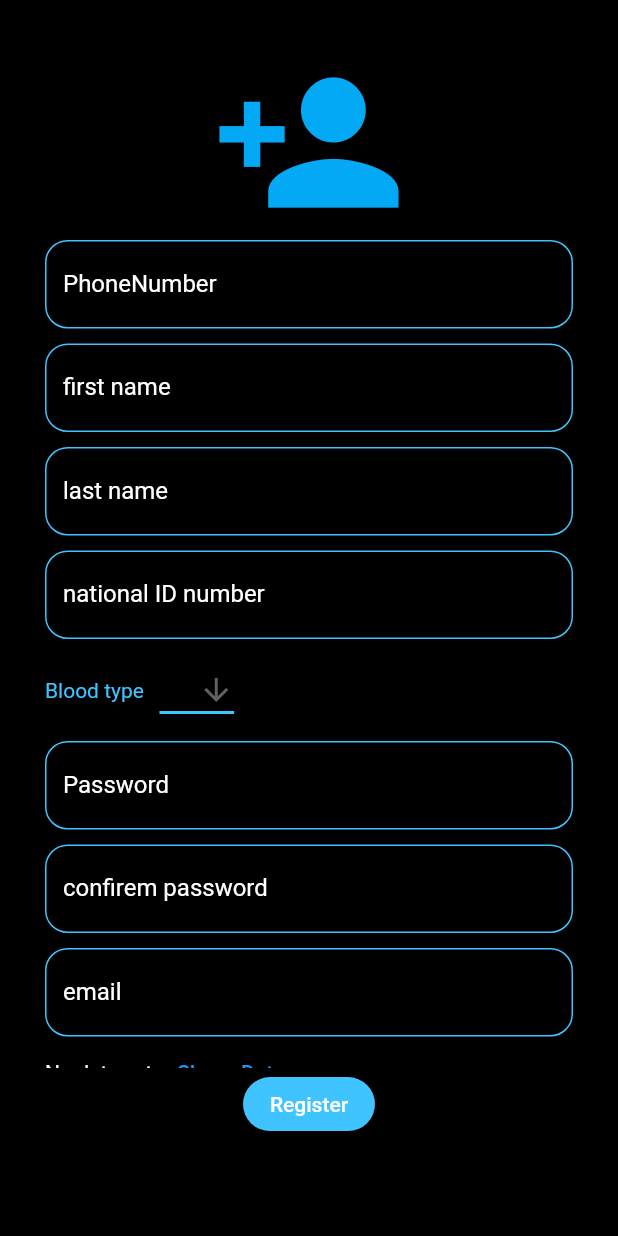
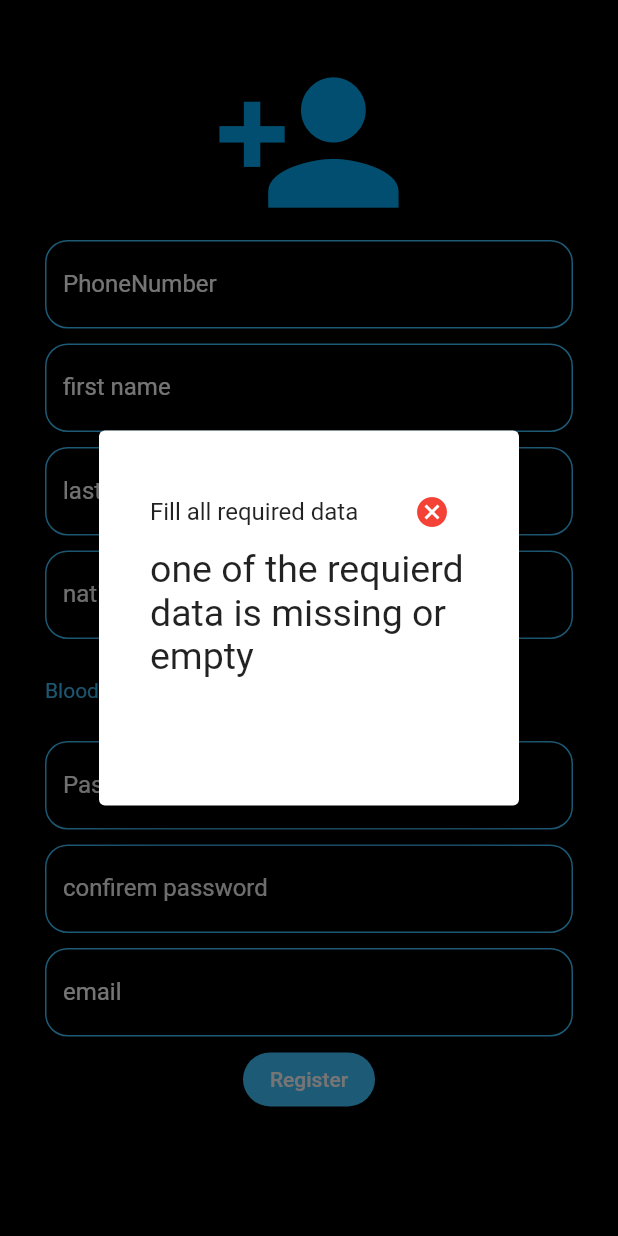
Before and after one commit to Abdalslam0aj/E-Emergency, a Flutter app: the Register screen opened by its route, after a tap on "Register", on a phone screen of 412 x 824 dp. Run offline on Flutter 3.47's test engine with Material 2 defaults, Android fonts, the phone set to English and light mode, and no system bars; our stand-ins replace dio, firebase_auth, firebase_core, firebase_messaging, google_maps_flutter, location and 1 more; missing offline and left inert: flutter_polyline_points, geocoder; accounts and stored records are empty.

Commit message:
survay finished

```diff
--- a/lib/data/webservice/EEWebService.dart
+++ b/lib/data/webservice/EEWebService.dart
@@ -21,7 +21,7 @@ static const String URL="https://192.168.1.31:44390/";
 *returns a true bool if the request is done
 *false other wise
 */
-   Future<bool> sendHelpRequest(String phoneNumber,String latitude,String longitude,String desc) async {
+   Future<bool> sendHelpRequest(String phoneNumber,String latitude,String longitude,String desc,int numberOfHumans) async {
      try{
        HttpClient client = new HttpClient();
         client.badCertificateCallback = ((X509Certificate cert, String host, int port) => true);
@@ -33,6 +33,7 @@ static const String URL="https://192.168.1.31:44390/";
          'longitude': longitude,
          'status':"Mcok",
          'description':desc,
+         'numberOfHumans':numberOfHumans.toString(),
       };
 
 
--- a/lib/domain/Interface/EEWebServiceInterface.dart
+++ b/lib/domain/Interface/EEWebServiceInterface.dart
@@ -2,7 +2,7 @@
 
 abstract class EEWebServiceInterface {
 
-  Future<bool> sendHelpRequest(String phoneNumber,String latitude,String longitude,String desc);
+  Future<bool> sendHelpRequest(String phoneNumber,String latitude,String longitude,String desc,int numberOfHumans);
   Future<bool> checkRequest(String phoneNumber);
 
 
--- a/lib/domain/services/RegisterModel.dart
+++ b/lib/domain/services/RegisterModel.dart
@@ -1,6 +1,7 @@
 import 'package:E_Emergency/data/webservice/EEWebService.dart';
 import 'package:E_Emergency/domain/Interface/EEWebServiceInterface.dart';
 import 'package:E_Emergency/domain/services/TokenMaker.dart';
+import 'package:E_Emergency/widgets/DialogFactory.dart';
 import 'package:flutter/cupertino.dart';
 import 'package:flutter/material.dart';
 
@@ -30,10 +31,13 @@ class RegisterModel {
 
   dataVailed(BuildContext ctx) async {
     if(phoneNumber!=''&&fName!=''&&lName!=''&&nationalID!=''&&password!=''&&email!=''&&userDate!=null&&bloodType!=''&&password==cpassword) {
-      await _registerUser();
+      return await _registerUser();
+
 
     } else {
-        //alert dialog
+
+        DialogFactory.showRegisterDialog(ctx, 'Fill all required data', 'one of the requierd data is missing or empty');
+          return false;
     }
   }
 
--- a/lib/main.dart
+++ b/lib/main.dart
@@ -1,9 +1,3 @@
-import 'package:E_Emergency/pages/LoginPage.dart';
-import 'package:E_Emergency/widgets/AskForHelpWidget.dart';
-import 'package:E_Emergency/pages/CivilianMainMenu.dart';
-import 'package:E_Emergency/widgets/GovermentAnnouncementWidget.dart';
-import 'package:E_Emergency/pages/ParamedicMainMenu.dart';
-import 'package:E_Emergency/widgets/TopBar.dart';
 import 'package:firebase_auth/firebase_auth.dart';
 import 'package:firebase_core/firebase_core.dart';
 import 'package:firebase_messaging/firebase_messaging.dart';
--- a/lib/pages/LoginPage.dart
+++ b/lib/pages/LoginPage.dart
@@ -1,6 +1,6 @@
 import 'package:E_Emergency/domain/services/LoginModel.dart';
 import 'package:E_Emergency/pages/CivilianMainMenu.dart';
-import 'package:E_Emergency/widgets/lodingDialog.dart';
+import 'package:E_Emergency/widgets/DialogFactory.dart';
 import 'package:flutter/material.dart';
 
 import 'RegisterPage.dart';
@@ -85,7 +85,7 @@ class _LoginState extends State<Login> {
                   style: TextStyle(fontSize: 20),
                 ),
                 onPressed: () {
-                  LoadingDialog.showLodingDialog(context);
+                  DialogFactory.showLodingDialog(context);
                   LoginModel loginModel=new LoginModel();
                   loginModel.loginUser(phoneNumber.value.text, userPassword.value.text).then((value) {
                     if(value) {
--- a/lib/pages/RegisterPage.dart
+++ b/lib/pages/RegisterPage.dart
@@ -1,4 +1,6 @@
+import 'package:E_Emergency/domain/services/LoginModel.dart';
 import 'package:E_Emergency/domain/services/RegisterModel.dart';
+import 'package:E_Emergency/pages/LoginPage.dart';
 import 'package:flutter/material.dart';
 import 'package:intl/intl.dart';
 
@@ -48,7 +50,7 @@ class _RegisterState extends State<Register> {
             children: [
                Icon(Icons.person_add, color: Colors.lightBlue, size: 130),
               Container(
-                height: MediaQuery.of(context).size.height*0.67,
+                height: MediaQuery.of(context).size.height*0.65,
                 child: ListView(
 
                   children: <Widget>[
@@ -198,6 +200,16 @@ class _RegisterState extends State<Register> {
                       lName: lNameC.text.toString(),
                     );
                    bool registerd= await registerModel.dataVailed(context);
+                   if(registerd) {
+                     LoginModel login=new LoginModel();
+                   bool loginOK= await login.loginUser(phoneNumberC.text.toString(), password.text.toString());
+                   if(loginOK) {
+                      Navigator.pushNamed(context, 'MainMenu');
+                   } else {
+
+                   }
+
+                   }
                    print(registerd);
                   },child: Text('Register',),
                   shape: new RoundedRectangleBorder(
--- /dev/null
+++ b/lib/widgets/DialogFactory.dart
@@ -0,0 +1,51 @@
+import 'package:flutter/cupertino.dart';
+import 'package:flutter/material.dart';
+
+class DialogFactory {
+  static Future<void> showLodingDialog(ctx) {
+     showDialog(
+        context: ctx,
+        builder: (_) => new AlertDialog(
+
+          backgroundColor: Colors.white.withOpacity(0.2),
+
+              content:  new Row(
+              children: [
+              CircularProgressIndicator(),
+              Container(margin: EdgeInsets.only(left: 7),child:Text("Loading..." ,)),
+               ],),
+            ));
+  }
+
+  static Future<void> showRegisterDialog(BuildContext ctx,String title,String text) {
+     showDialog(
+        context: ctx,
+        builder: (_) => new AlertDialog(
+
+          backgroundColor: Colors.white,
+              content:  Container(
+                padding: EdgeInsets.all(10),
+                color: Colors.white,
+                width: MediaQuery.of(ctx).size.width*0.30,
+                height: MediaQuery.of(ctx).size.height*0.25,
+                child: Column(
+                  children: [
+                    Row(
+                      mainAxisAlignment: MainAxisAlignment.spaceBetween,
+                      children: [
+                        Text(title,style: TextStyle(),),
+                        IconButton(color: Colors.red,icon: Icon(Icons.cancel), onPressed: (){
+                          Navigator.pop(ctx);
+                        })
+                      ],
+                    ),
+                    Text(text,style:TextStyle(fontSize: 25),),
+
+                  ],
+                )
+              ),
+            ));
+  }
+
+
+}
--- a/lib/widgets/SurvayWdigets/SurvayButton.dart
+++ b/lib/widgets/SurvayWdigets/SurvayButton.dart
@@ -21,7 +21,7 @@ class SurvayButton extends StatelessWidget {
         width: MediaQuery.of(context).size.width*0.25,
         decoration: BoxDecoration(
           borderRadius: BorderRadius.circular(5),
-          color:  Colors.red[400],
+          color:  Colors.red[800],
 
          ),
 
```
Also changed, not shown: lib/pages/SurvayPage.dart (+23 -9 lines), lib/widgets/lodingDialog.dart (deleted, +0 -22 lines), assets/backpain.png (added), assets/carcrash.png (added), assets/chest.png (added), assets/exclamation.png (added), assets/fire.png (added), assets/hardbrething.png (added), assets/poisoning.png (added), assets/unconscious.png (added).
